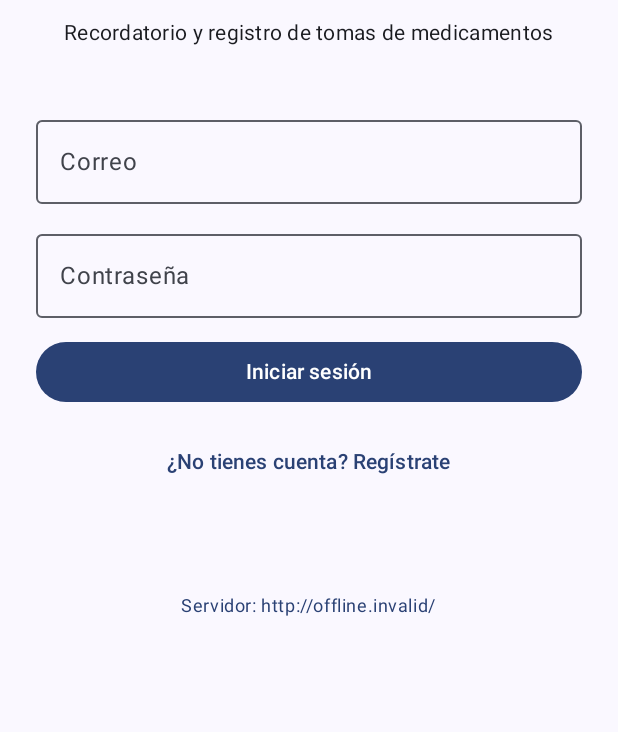
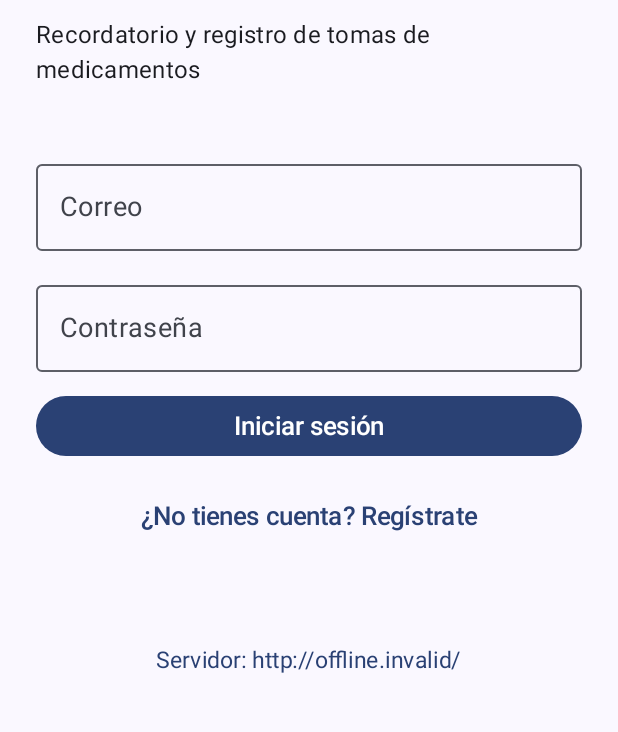
Before and after one commit to AlfonsoRE/CuidaDosis, an Android app built with Jetpack Compose: the screen it shows after launch (MainActivity), on a phone screen of 412 x 824 dp, the part 162-894 px from its top. Run offline under Robolectric (Android 15) with nearby library versions, the phone set to English and light mode, and no system bars.

Commit message:
feat(fase6): agrega permisos al cuidador y letra y botones más grandes

```diff
--- a/android/app/src/main/java/mx/cuidadosis/app/ui/caregiver/CaregiverHomeScreen.kt
+++ b/android/app/src/main/java/mx/cuidadosis/app/ui/caregiver/CaregiverHomeScreen.kt
@@ -41,6 +41,8 @@ import androidx.lifecycle.viewmodel.compose.viewModel
 import mx.cuidadosis.app.data.remote.AwaitingDto
 import mx.cuidadosis.app.data.remote.CaregiverPatientDto
 import mx.cuidadosis.app.ui.common.ErrorText
+import mx.cuidadosis.app.ui.patient.PermissionsCard
+import mx.cuidadosis.app.ui.patient.RequestNotificationPermission
 import mx.cuidadosis.app.ui.common.LoadingBox
 import mx.cuidadosis.app.ui.common.formatApiDate
 import mx.cuidadosis.app.ui.common.formatApiDateTime
@@ -58,6 +60,8 @@ fun CaregiverHomeScreen(
 ) {
     val state by viewModel.state.collectAsStateWithLifecycle()
     val snackbar = remember { SnackbarHostState() }
+    // La alarma a T + 30 necesita notificaciones (RF-14, RF-18)
+    RequestNotificationPermission()
 
     LifecycleEventEffect(Lifecycle.Event.ON_RESUME) { viewModel.load() }
     LaunchedEffect(state.message) {
@@ -100,6 +104,7 @@ fun CaregiverHomeScreen(
                     TextButton(onClick = viewModel::load, enabled = !state.loading) { Text("Actualizar") }
                 }
             }
+            item { PermissionsCard() }
             if (state.awaiting.isNotEmpty()) {
                 item { Text("Esperando aceptación", style = MaterialTheme.typography.titleMedium) }
                 items(state.awaiting, key = { "a" + it.id }) { req ->
--- a/android/app/src/main/java/mx/cuidadosis/app/ui/theme/Type.kt
+++ b/android/app/src/main/java/mx/cuidadosis/app/ui/theme/Type.kt
@@ -2,33 +2,22 @@ package mx.cuidadosis.app.ui.theme
 
 import androidx.compose.material3.Typography
 import androidx.compose.ui.text.TextStyle
-import androidx.compose.ui.text.font.FontFamily
 import androidx.compose.ui.text.font.FontWeight
 import androidx.compose.ui.unit.sp
 
-// Set of Material typography styles to start with
+// Letra más grande que la de Material para adultos mayores (RNF-04). Todo en sp, así que
+// además crece con el tamaño de letra que el usuario elija en el sistema.
+private val base = Typography()
+
 val Typography = Typography(
-    bodyLarge = TextStyle(
-        fontFamily = FontFamily.Default,
-        fontWeight = FontWeight.Normal,
-        fontSize = 16.sp,
-        lineHeight = 24.sp,
-        letterSpacing = 0.5.sp
-    )
-    /* Other default text styles to override
-    titleLarge = TextStyle(
-        fontFamily = FontFamily.Default,
-        fontWeight = FontWeight.Normal,
-        fontSize = 22.sp,
-        lineHeight = 28.sp,
-        letterSpacing = 0.sp
-    ),
-    labelSmall = TextStyle(
-        fontFamily = FontFamily.Default,
-        fontWeight = FontWeight.Medium,
-        fontSize = 11.sp,
-        lineHeight = 16.sp,
-        letterSpacing = 0.5.sp
-    )
-    */
+    headlineSmall = base.headlineSmall.copy(fontSize = 26.sp, lineHeight = 34.sp),
+    titleLarge = base.titleLarge.copy(fontSize = 24.sp, lineHeight = 32.sp),
+    titleMedium = base.titleMedium.copy(fontSize = 19.sp, lineHeight = 26.sp, fontWeight = FontWeight.SemiBold),
+    titleSmall = base.titleSmall.copy(fontSize = 17.sp, lineHeight = 24.sp),
+    bodyLarge = TextStyle(fontSize = 18.sp, lineHeight = 26.sp, letterSpacing = 0.3.sp),
+    bodyMedium = base.bodyMedium.copy(fontSize = 16.sp, lineHeight = 23.sp),
+    bodySmall = base.bodySmall.copy(fontSize = 15.sp, lineHeight = 21.sp),
+    labelLarge = base.labelLarge.copy(fontSize = 17.sp, lineHeight = 24.sp),
+    labelMedium = base.labelMedium.copy(fontSize = 15.sp, lineHeight = 21.sp),
+    labelSmall = base.labelSmall.copy(fontSize = 14.sp, lineHeight = 20.sp),
 )
```
Also changed, not shown: 1 other file.
